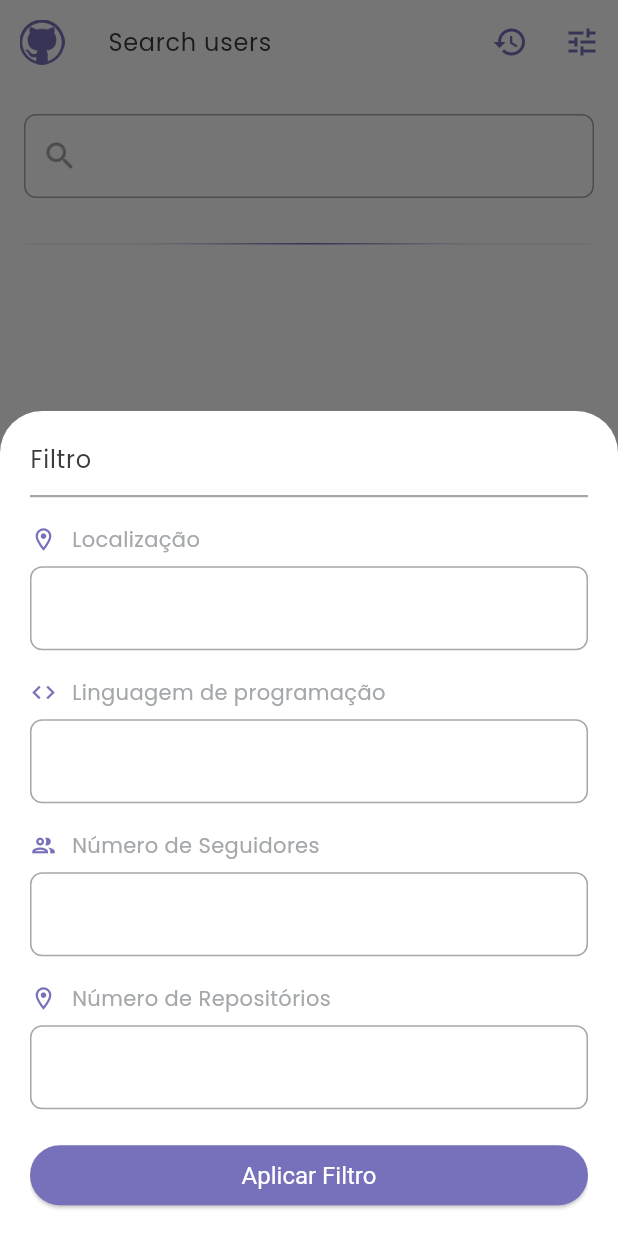
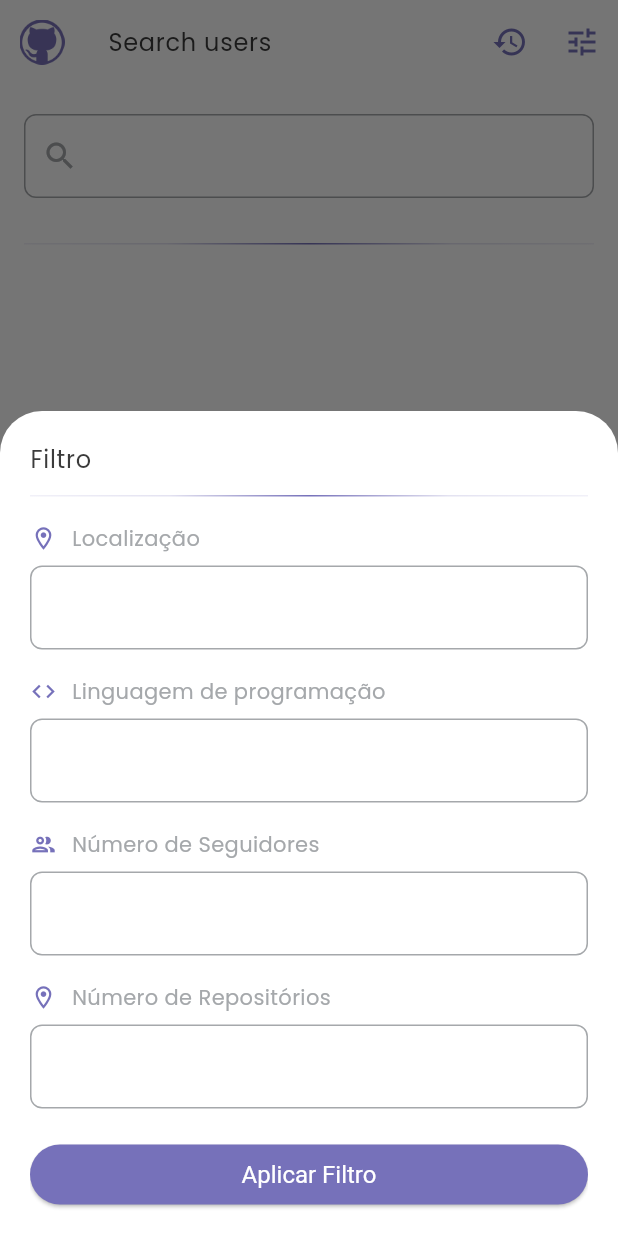
Before and after one commit to pradoRebeca/git_users_app, a Flutter app: the screen it shows after launch, after a tap on the "tune" icon, on a phone screen of 412 x 824 dp. Run offline on Flutter 3.47's test engine with Material 3 defaults, Android fonts, the phone set to English and light mode, and no system bars; our stand-ins replace dio, flutter_dotenv, flutter_keyboard_visibility, get.

```diff
--- a/lib/layers/domain/models/dtos/user_dto.dart
+++ b/lib/layers/domain/models/dtos/user_dto.dart
@@ -22,6 +22,6 @@ class UserDto {
       resume: map['bio'],
       avatarUrl: map['avatar_url'],
       location: map['location'],
-      followers: map['followers'],
-      repositories: map['public_repos']);
+      followers: map['followers']?.toString(),
+      repositories: map['public_repos']?.toString());
 }
--- a/lib/layers/presentation/views/components/filter_bottom_sheet.dart
+++ b/lib/layers/presentation/views/components/filter_bottom_sheet.dart
@@ -1,5 +1,6 @@
 import 'package:flutter/material.dart';
 import 'package:flutter_keyboard_visibility/flutter_keyboard_visibility.dart';
+import 'package:git_users_app/layers/presentation/views/components/divider_line.dart';
 import 'package:git_users_app/layers/presentation/views/components/filter_input.dart';
 
 class FilterBottomSheet extends StatelessWidget {
@@ -21,13 +22,8 @@ class FilterBottomSheet extends StatelessWidget {
               crossAxisAlignment: CrossAxisAlignment.start,
               children: [
                 Text('Filtro', style: Theme.of(context).textTheme.bodyLarge),
-                Padding(
-                  padding: const EdgeInsets.only(top: 12.0),
-                  child: Container(
-                    color: Theme.of(context).colorScheme.onPrimaryContainer,
-                    height: 1.5,
-                  ),
-                ),
+                const Padding(
+                    padding: EdgeInsets.only(top: 12.0), child: DividerLine()),
                 Expanded(
                     child: ListView(
                   children: [
--- a/lib/layers/presentation/views/components/filter_input.dart
+++ b/lib/layers/presentation/views/components/filter_input.dart
@@ -12,9 +12,8 @@ class FilterInput extends StatelessWidget {
   Widget build(BuildContext context) {
     return Padding(
       padding: const EdgeInsets.only(
-          top: 18.0,
-          // bottom: MediaQuery.of(context).viewInsets.bottom
-          ),
+        top: 18.0,
+      ),
       child: Column(
         crossAxisAlignment: CrossAxisAlignment.start,
         mainAxisSize: MainAxisSize.min,
--- a/lib/layers/presentation/views/components/search_input.dart
+++ b/lib/layers/presentation/views/components/search_input.dart
@@ -29,6 +29,11 @@ class _SearchInputState extends State<SearchInput> {
   @override
   Widget build(BuildContext context) {
     return TextField(
+      autocorrect: false,
+      textInputAction: TextInputAction.search,
+      onSubmitted: (text) {
+        widget.onSearchClick(text);
+      },
       controller: textController,
       onChanged: (text) {
         widget.onSearchClick(text);
--- a/lib/layers/presentation/views/screens/search_user_screen.dart
+++ b/lib/layers/presentation/views/screens/search_user_screen.dart
@@ -19,7 +19,9 @@ class SearchScreen extends StatelessWidget {
     return Scaffold(
       resizeToAvoidBottomInset: true,
       appBar: AppBar(
-        title: const TittleCard(title: 'Search users',),
+        title: const TittleCard(
+          title: 'Search users',
+        ),
         leading: const LogoImage(),
         actions: [
           IconButton(
@@ -47,9 +49,8 @@ class SearchScreen extends StatelessWidget {
             Padding(
                 padding: const EdgeInsets.only(top: 20.0, bottom: 30),
                 child: SearchInput(
-                  onSearchClick: (String search) async {
-                    await searchUserController.getUsers(search);
-                  },
+                  onSearchClick: (String search) =>
+                      searchUserController.search(search),
                 )),
             const DividerLine(),
             Expanded(
--- a/lib/layers/shared/http_client_adapter.dart
+++ b/lib/layers/shared/http_client_adapter.dart
@@ -1,9 +1,10 @@
 import 'package:dio/dio.dart';
+import 'package:flutter_dotenv/flutter_dotenv.dart';
 
 class HttpClientAdapter {
   HttpClientAdapter() {
     client.options.baseUrl = 'https://api.github.com';
-    client.options.headers = {'Authorization': ''};
+    client.options.headers = {'Authorization': dotenv.env['GH_TOKEN']};
   }
 
   final client = Dio();
--- a/lib/main.dart
+++ b/lib/main.dart
@@ -1,6 +1,8 @@
 import 'package:flutter/widgets.dart';
+import 'package:flutter_dotenv/flutter_dotenv.dart';
 import 'package:git_users_app/layers/presentation/views/screens/app.dart';
 
-void main() {
+void main() async {
+  await dotenv.load(fileName: ".env");
   runApp(const App());
 }
--- a/pubspec.yaml
+++ b/pubspec.yaml
@@ -38,6 +38,7 @@ dependencies:
   dio: ^5.4.3+1
   get: ^4.6.6
   flutter_keyboard_visibility: ^6.0.0
+  flutter_dotenv: ^5.0.2
 
 
 dev_dependencies:
@@ -65,6 +66,7 @@ flutter:
 
   assets:
     - assets/images/logo/
+    - .env
 
   fonts:
   - family: Poppins
```
Also changed, not shown: lib/layers/data/repositories/search_users_repository_impl.dart (+23 -16 lines), lib/layers/domain/models/dtos/search_dto.dart (added, +15 -0 lines), lib/layers/presentation/controller/search_controller.dart (+8 -4 lines), pubspec.lock, 1 other file.
